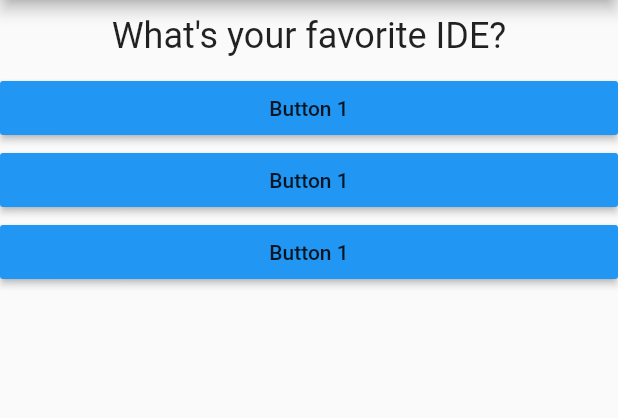
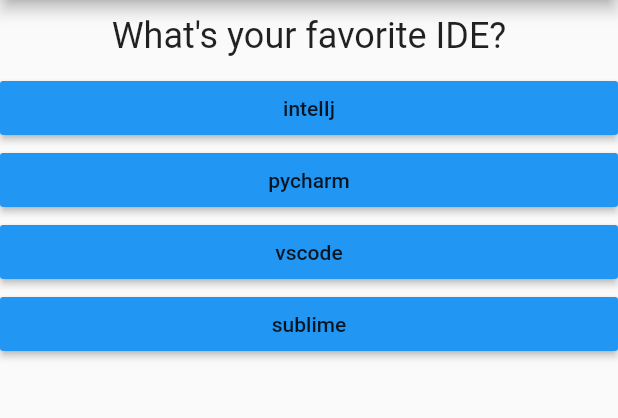
Before and after one commit to lhmisho/Flutter-beginning, a Flutter app: the screen it shows after launch, on a phone screen of 412 x 824 dp, the part 84-502 px from its top. Run offline on Flutter 3.47's test engine with Material 2 defaults, Android fonts, the phone set to English and light mode, and no system bars.

Commit message:
quize game

```diff
--- a/lib/answer.dart
+++ b/lib/answer.dart
@@ -3,7 +3,9 @@ import 'package:flutter/material.dart';
 class Answer extends StatelessWidget {
 
   final Function selectHandler;
-  Answer(this.selectHandler);
+  final String answerText;
+
+  Answer(this.selectHandler, this.answerText);
 
   @override
   Widget build(BuildContext context) {
@@ -11,7 +13,7 @@ class Answer extends StatelessWidget {
       width: double.infinity,
       child: RaisedButton(
         color: Colors.blue,
-        child: Text('Button 1'),
+        child: Text(answerText),
         onPressed: selectHandler
       ),
     );
--- a/lib/main.dart
+++ b/lib/main.dart
@@ -1,9 +1,7 @@
+import 'package:first_app/result.dart';
 import 'package:flutter/material.dart';
-import './questions.dart';
-import './answer.dart';
-// void main(){
-//   runApp(MyApp());
-// }
+import './quize.dart';
+import './result.dart';
 
 void main() => runApp(MyApp());
 
@@ -16,36 +14,74 @@ class MyApp extends StatefulWidget {
 
 class _MyAppState extends State<MyApp> {
   int _indexQuestion = 0;
+  int _totalScore = 0;
 
-  void _answerQustion() {
+  final _questions = const [
+    {
+      'question': 'What\'s your favorite IDE?',
+      'answers': [
+        {'text': 'intelIj', 'score': 10},
+        {'text': 'pycharm', 'score': 10},
+        {'text': 'vscode', 'score': 8},
+        {'text': 'sublime', 'score': 5}
+      ]
+    },
+    {
+      'question': 'What\'s your favorite Theme?',
+      'answers': [
+        {'text': 'cobalt2', 'score': 5},
+        {'text': 'dracula', 'score': 9},
+        {'text': 'material', 'score': 10},
+        {'text': 'dark', 'score': 10}
+      ]
+    },
+    {
+      'question': 'What\'s your favorite Programming Language',
+      'answers': [
+        {'text': 'c', 'score': 5},
+        {'text': 'c++', 'score': 10},
+        {'text': 'java', 'score': 10},
+        {'text': 'python', 'score': 10},
+      ]
+    },
+    {
+      'question': 'What\'s your favorite Machine',
+      'answers': [
+        {'text': 'HP', 'score': 5},
+        {'text': 'DEL', 'score': 8},
+        {'text': 'apple', 'score': 10},
+        {'text': 'lenovo', 'score': 8}
+      ]
+    },
+  ];
+  void _answerQustion(int score) {
+    _totalScore += score;
     setState(() {
       _indexQuestion += 1;
     });
     print(_indexQuestion);
   }
 
+  void _resetQuize(){
+    setState(() {
+      _totalScore = 0;
+      _indexQuestion = 0;
+    });
+  }
+
   @override
   Widget build(BuildContext context) {
-    var question = [
-      'What\'s your favorite IDE?',
-      'What\'s your favorite Theme?',
-      'What\'s your favorite Programming Language',
-      'What\'s your favorite Machine',
-    ];
-
     return MaterialApp(
       home: Scaffold(
         appBar: AppBar(
           title: Text('My first App bar'),
         ),
-        body: Column(
-          children: [
-            Questions(question[_indexQuestion]),
-            Answer(_answerQustion),
-            Answer(_answerQustion),
-            Answer(_answerQustion),
-          ],
-        ),
+        body: _indexQuestion < _questions.length
+            ? Quize(
+                answerQustion: _answerQustion,
+                questions: _questions,
+                indexQuestion: _indexQuestion)
+            : Result(_totalScore, _resetQuize),
       ),
     );
   }
--- a/lib/questions.dart
+++ b/lib/questions.dart
@@ -1,18 +1,19 @@
 import 'package:flutter/material.dart';
 
 class Questions extends StatelessWidget {
-  final String
-      questionText; // final tells that this will not change after initialize on Constructure
+  final String questionText; // final tells that this will not change after initialize on Constructure
 
   Questions(this.questionText);
-
+  @override
   Widget build(BuildContext context) {
     return Container(
       width: double.infinity,
       margin: EdgeInsets.all(10),
       child: Text(
         questionText,
-        style: TextStyle(fontSize: 24,),
+        style: TextStyle(
+          fontSize: 24,
+        ),
         textAlign: TextAlign.center,
       ),
     );
--- /dev/null
+++ b/lib/quize.dart
@@ -0,0 +1,27 @@
+import 'package:flutter/material.dart';
+import './answer.dart';
+import './questions.dart';
+
+class Quize extends StatelessWidget {
+  final Function answerQustion;
+  final List<Map<String, Object>> questions;
+  final int indexQuestion;
+
+  Quize({
+    @required this.answerQustion,
+    @required this.questions,
+    @required this.indexQuestion,
+  });
+
+  @override
+  Widget build(BuildContext context) {
+    return Column(
+      children: [
+        Questions(questions[indexQuestion]['question']),
+        ...(questions[indexQuestion]['answers'] as List<Map<String, Object>>).map((answer) {
+          return Answer(() => answerQustion(answer['score']), answer['text']);
+        }).toList(),
+      ],
+    );
+  }
+}
```
Also changed, not shown: lib/result.dart (added, +42 -0 lines).
